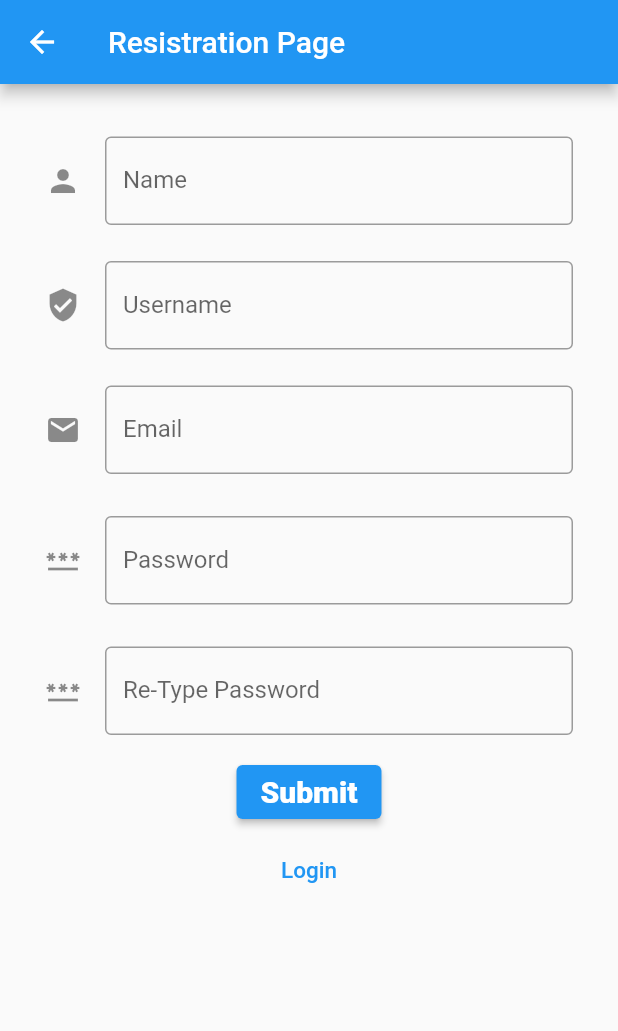
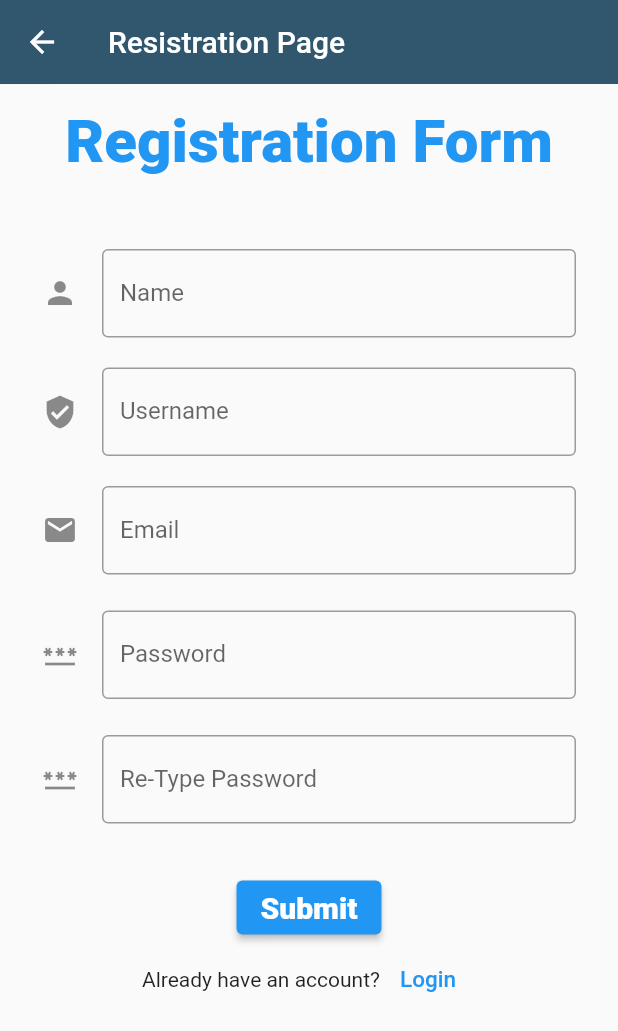
Before and after one commit to mehedihasan03/invoice_flutter_front_end, a Flutter app: the screen it shows after launch, after a tap on "Sign in", on a phone screen of 412 x 824 dp. Shown: the top 1031 px of the screen. Run offline on Flutter 3.47's test engine with Material 2 defaults, Android fonts, the phone set to English and light mode, and no system bars; our stand-ins replace fluttertoast; network calls fail.

Commit message:
edit design

```diff
--- a/lib/page/dashboard.dart
+++ b/lib/page/dashboard_page.dart
@@ -14,6 +14,8 @@ class _DashboardState extends State<Dashboard> {
     return Scaffold(
       appBar: AppBar(
         title: Text("Dashboard"),
+        elevation: .1,
+        backgroundColor: Color.fromRGBO(49, 87, 110, 1.0),
       ),
     );
   }
--- a/lib/page/login_page.dart
+++ b/lib/page/login_page.dart
@@ -3,7 +3,7 @@ import 'dart:developer';
 
 import 'package:flutter/material.dart';
 import 'package:fluttertoast/fluttertoast.dart';
-import 'package:invoice_flutter/page/dashboard.dart';
+import 'package:invoice_flutter/page/dashboard_page.dart';
 import 'package:invoice_flutter/page/model/login.dart';
 import 'package:invoice_flutter/page/sign_up_page.dart';
 
@@ -60,6 +60,8 @@ class _LoginPageState extends State<LoginPage> {
         title: const Text(
             "Login"
         ),
+        elevation: .1,
+        backgroundColor: Color.fromRGBO(49, 87, 110, 1.0),
       ),
       body: Padding(
           padding: const EdgeInsets.all(10),
@@ -73,7 +75,7 @@ class _LoginPageState extends State<LoginPage> {
                     style: TextStyle(
                         color: Colors.blue,
                         fontWeight: FontWeight.w900,
-                        fontSize: 50),
+                        fontSize: 40),
                   )
               ),
 
--- a/lib/page/sign_up_page.dart
+++ b/lib/page/sign_up_page.dart
@@ -32,10 +32,10 @@ class _SignUpPageState extends State<SignUpPage> {
     String pass = _passwordController.value.text;
     String repass = _repasswordController.value.text;
 
-    if(pass==repass){
+    if (pass == repass) {
       String password = pass;
-      var model =
-      User(name: name, username: username, email: email, password: password);
+      var model = User(
+          name: name, username: username, email: email, password: password);
 
       String _body = jsonEncode(model.toMap());
 
@@ -43,7 +43,6 @@ class _SignUpPageState extends State<SignUpPage> {
         final response =
             await _http.postData('http://192.168.0.109:9988/user/save', _body);
         print(response.toString());
-
       } catch (e) {
         log(e.toString());
         Fluttertoast.showToast(
@@ -58,21 +57,32 @@ class _SignUpPageState extends State<SignUpPage> {
     }
   }
 
-
-
   @override
   Widget build(BuildContext context) {
     return Scaffold(
         appBar: AppBar(
-          title: Text("Resistration Page"),
+          title: const Text("Resistration Page"),
+          elevation: .1,
+          backgroundColor: const Color.fromRGBO(49, 87, 110, 1.0),
         ),
         body: Form(
           key: _formKey,
           child: Column(
             crossAxisAlignment: CrossAxisAlignment.start,
             children: [
+              const Center(
+                child: Padding(
+                    padding: EdgeInsets.all(15.0),
+                    child: Text(
+                      'Registration Form',
+                      style: TextStyle(
+                          color: Colors.blue,
+                          fontWeight: FontWeight.w900,
+                          fontSize: 40),
+                    )),
+              ),
               Padding(
-                padding: const EdgeInsets.all(10.0),
+                padding: const EdgeInsets.all(8.0),
                 child: Padding(
                   padding: const EdgeInsets.only(
                       left: 20.0, top: 25.0, right: 20.0, bottom: 0.0),
@@ -94,7 +104,7 @@ class _SignUpPageState extends State<SignUpPage> {
                 ),
               ),
               Padding(
-                padding: const EdgeInsets.all(10.0),
+                padding: const EdgeInsets.all(8.0),
                 child: Padding(
                   padding: const EdgeInsets.only(
                       left: 20.0, top: 4.0, right: 20.0, bottom: 0.0),
@@ -116,7 +126,7 @@ class _SignUpPageState extends State<SignUpPage> {
                 ),
               ),
               Padding(
-                padding: const EdgeInsets.all(10.0),
+                padding: const EdgeInsets.all(8.0),
                 child: Padding(
                   padding: const EdgeInsets.only(
                       left: 20.0, top: 4.0, right: 20.0, bottom: 4.0),
@@ -138,7 +148,7 @@ class _SignUpPageState extends State<SignUpPage> {
                 ),
               ),
               Padding(
-                padding: const EdgeInsets.all(10.0),
+                padding: const EdgeInsets.all(8.0),
                 child: Padding(
                   padding: const EdgeInsets.only(
                       left: 20.0, top: 4.0, right: 20.0, bottom: 4.0),
@@ -161,7 +171,7 @@ class _SignUpPageState extends State<SignUpPage> {
                 ),
               ),
               Padding(
-                padding: const EdgeInsets.all(10.0),
+                padding: const EdgeInsets.all(8.0),
                 child: Padding(
                   padding: const EdgeInsets.only(
                       left: 20.0, top: 4.0, right: 20.0, bottom: 4.0),
@@ -183,38 +193,34 @@ class _SignUpPageState extends State<SignUpPage> {
                   ),
                 ),
               ),
-              Container(
-                  alignment: Alignment.center,
-                  padding: const EdgeInsets.fromLTRB(10, 0, 10, 0),
+    SizedBox(height: 20.0,),
+              Center(
                 child: ElevatedButton(
                   child: const Text(
                     'Submit',
-                      style: TextStyle(
-                          fontSize: 20.0, fontWeight: FontWeight.w900),
+                    style:
+                        TextStyle(fontSize: 20.0, fontWeight: FontWeight.w900),
                   ),
                   onPressed: () {
                     saveUser();
                   },
-                  )),
-              Container(
-                alignment: Alignment.center,
-                child: Padding(
-                  padding: const EdgeInsets.only(
-                      left: 20.0, top: 4.0, right: 20.0, bottom: 4.0),
-                  child: TextButton(
+                ),
+              ),
+              Row(
+                children: <Widget>[
+                  const Text('Already have an account?'),
+                  TextButton(
                     child: const Text(
                       'Login',
                       style: TextStyle(fontSize: 15),
                     ),
                     onPressed: () {
-//signup screen
-                      Navigator.push(
-                        context,
-                        MaterialPageRoute(builder: (context) => LoginPage()),
-                      );
+                      Navigator.of(context).push(
+                          MaterialPageRoute(builder: (context) => LoginPage()));
                     },
-                  ),
-                ),
+                  )
+                ],
+                mainAxisAlignment: MainAxisAlignment.center,
               ),
             ],
           ),
```
Lines whose indentation alone changed are shown as unchanged.
